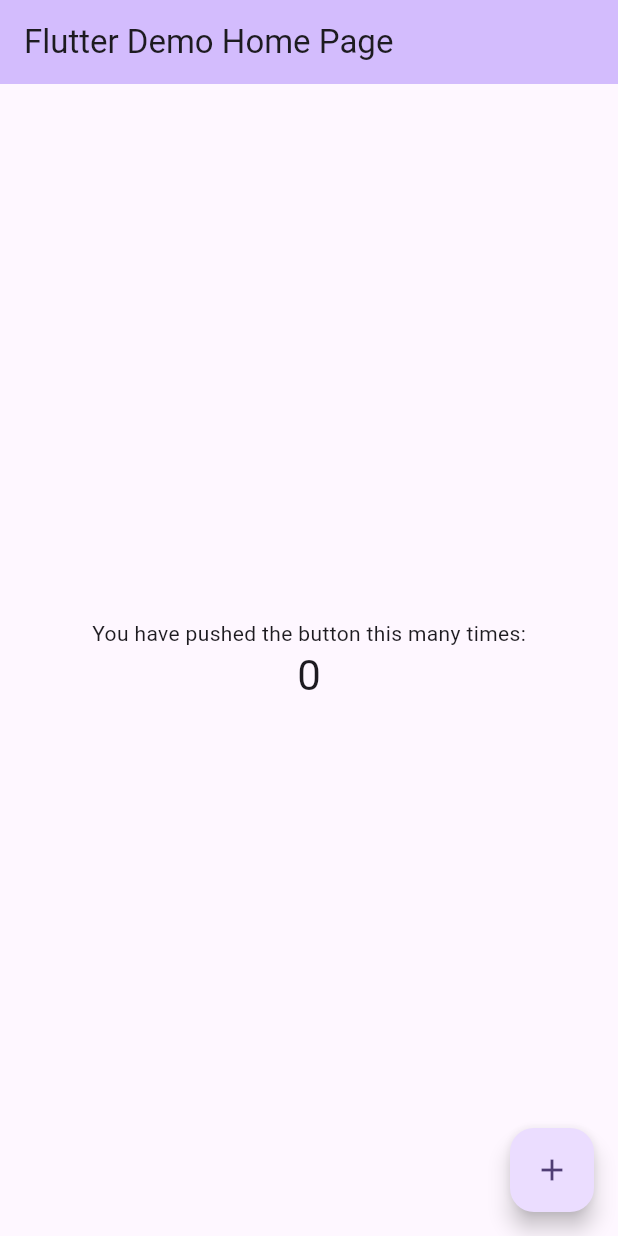
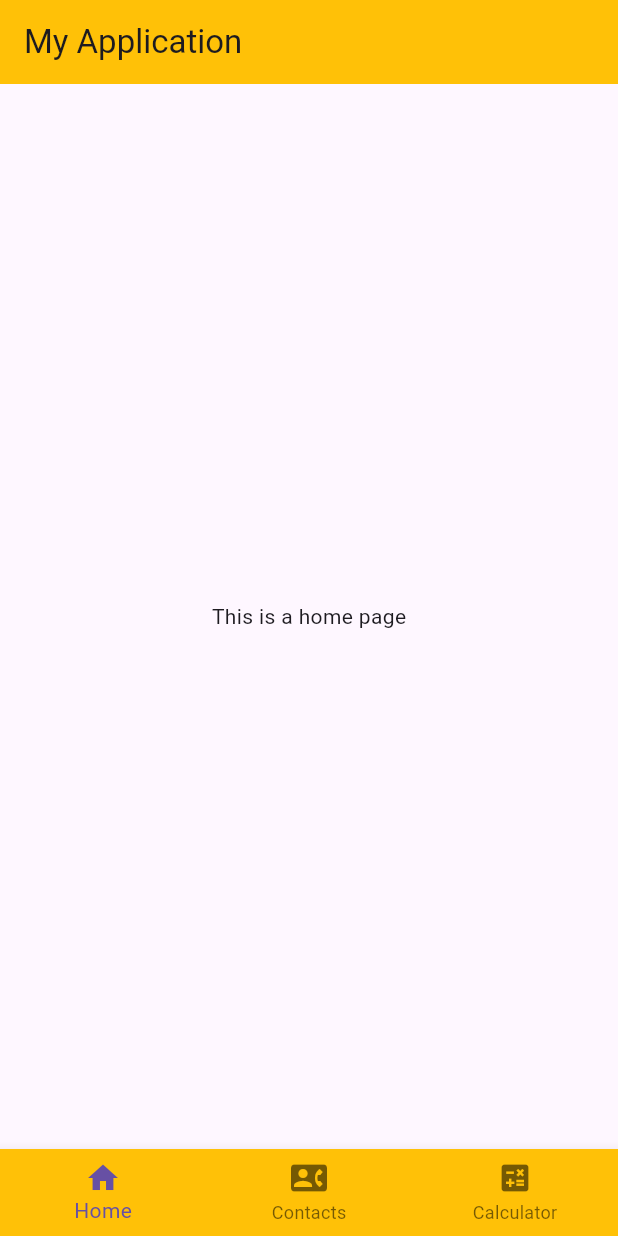
Before and after one commit to Webamz/learning_flutter_2, a Flutter app: the screen it shows after launch, on a phone screen of 412 x 824 dp. Run offline on Flutter 3.47's test engine with Material 3 defaults, Android fonts, the phone set to English and light mode, and no system bars.

```diff
--- /dev/null
+++ b/learning_flutter_2/lib/home_page.dart
@@ -0,0 +1,14 @@
+import 'package:flutter/material.dart';
+
+class HomePage extends StatelessWidget {
+  const HomePage({super.key});
+
+  @override
+  Widget build(BuildContext context) {
+    return const Scaffold(
+      body: Center(
+        child: Text("This is a home page"),
+      ),
+    );
+  }
+}
--- a/learning_flutter_2/lib/main.dart
+++ b/learning_flutter_2/lib/main.dart
@@ -1,4 +1,6 @@
 import 'package:flutter/material.dart';
+import 'package:learning_flutter_2/main_page.dart';
+// import 'package:learninng_flutter_1/contacts_page.dart';
 
 void main() {
   runApp(const MyApp());
@@ -7,119 +9,10 @@ void main() {
 class MyApp extends StatelessWidget {
   const MyApp({super.key});
 
-  // This widget is the root of your application.
   @override
   Widget build(BuildContext context) {
-    return MaterialApp(
-      title: 'Flutter Demo',
-      theme: ThemeData(
-        // This is the theme of your application.
-        //
-        // TRY THIS: Try running your application with "flutter run". You'll see
-        // the application has a purple toolbar. Then, without quitting the app,
-        // try changing the seedColor in the colorScheme below to Colors.green
-        // and then invoke "hot reload" (save your changes or press the "hot
-        // reload" button in a Flutter-supported IDE, or press "r" if you used
-        // the command line to start the app).
-        //
-        // Notice that the counter didn't reset back to zero; the application
-        // state is not lost during the reload. To reset the state, use hot
-        // restart instead.
-        //
-        // This works for code too, not just values: Most code changes can be
-        // tested with just a hot reload.
-        colorScheme: ColorScheme.fromSeed(seedColor: Colors.deepPurple),
-        useMaterial3: true,
-      ),
-      home: const MyHomePage(title: 'Flutter Demo Home Page'),
+    return const MaterialApp(
+      home: MainPage(),
     );
   }
 }
-
-class MyHomePage extends StatefulWidget {
-  const MyHomePage({super.key, required this.title});
-
-  // This widget is the home page of your application. It is stateful, meaning
-  // that it has a State object (defined below) that contains fields that affect
-  // how it looks.
-
-  // This class is the configuration for the state. It holds the values (in this
-  // case the title) provided by the parent (in this case the App widget) and
-  // used by the build method of the State. Fields in a Widget subclass are
-  // always marked "final".
-
-  final String title;
-
-  @override
-  State<MyHomePage> createState() => _MyHomePageState();
-}
-
-class _MyHomePageState extends State<MyHomePage> {
-  int _counter = 0;
-
-  void _incrementCounter() {
-    setState(() {
-      // This call to setState tells the Flutter framework that something has
-      // changed in this State, which causes it to rerun the build method below
-      // so that the display can reflect the updated values. If we changed
-      // _counter without calling setState(), then the build method would not be
-      // called again, and so nothing would appear to happen.
-      _counter++;
-    });
-  }
-
-  @override
-  Widget build(BuildContext context) {
-    // This method is rerun every time setState is called, for instance as done
-    // by the _incrementCounter method above.
-    //
-    // The Flutter framework has been optimized to make rerunning build methods
-    // fast, so that you can just rebuild anything that needs updating rather
-    // than having to individually change instances of widgets.
-    return Scaffold(
-      appBar: AppBar(
-        // TRY THIS: Try changing the color here to a specific color (to
-        // Colors.amber, perhaps?) and trigger a hot reload to see the AppBar
-        // change color while the other colors stay the same.
-        backgroundColor: Theme.of(context).colorScheme.inversePrimary,
-        // Here we take the value from the MyHomePage object that was created by
-        // the App.build method, and use it to set our appbar title.
-        title: Text(widget.title),
-      ),
-      body: Center(
-        // Center is a layout widget. It takes a single child and positions it
-        // in the middle of the parent.
-        child: Column(
-          // Column is also a layout widget. It takes a list of children and
-          // arranges them vertically. By default, it sizes itself to fit its
-          // children horizontally, and tries to be as tall as its parent.
-          //
-          // Column has various properties to control how it sizes itself and
-          // how it positions its children. Here we use mainAxisAlignment to
-          // center the children vertically; the main axis here is the vertical
-          // axis because Columns are vertical (the cross axis would be
-          // horizontal).
-          //
-          // TRY THIS: Invoke "debug painting" (choose the "Toggle Debug Paint"
-          // action in the IDE, or press "p" in the console), to see the
-          // wireframe for each widget.
-          mainAxisAlignment: MainAxisAlignment.center,
-          children: <Widget>[
-            const Text(
-              'You have pushed the button this many times:',
-            ),
-            Text(
-              '$_counter',
-              style: Theme.of(context).textTheme.headlineMedium,
-            ),
-          ],
-        ),
-      ),
-      floatingActionButton: FloatingActionButton(
-        onPressed: _incrementCounter,
-        tooltip: 'Increment',
-        child: const Icon(Icons.add),
-      ), // This trailing comma makes auto-formatting nicer for build methods.
-    );
-  }
-}
--- /dev/null
+++ b/learning_flutter_2/lib/main_page.dart
@@ -0,0 +1,47 @@
+import 'package:flutter/material.dart';
+import 'package:learning_flutter_2/calculator_screen.dart';
+import 'package:learning_flutter_2/contacts_page.dart';
+import 'package:learning_flutter_2/home_page.dart';
+
+class MainPage extends StatefulWidget {
+  const MainPage({super.key});
+
+  @override
+  State<MainPage> createState() => _MainPageState();
+}
+
+class _MainPageState extends State<MainPage> {
+  int currentIndex = 0;
+  @override
+  Widget build(BuildContext context) {
+    return Scaffold(
+      appBar: AppBar(
+        backgroundColor: Colors.amber,
+        title: const Text("My Application"),
+      ),
+      body: pages[currentIndex],
+      bottomNavigationBar: BottomNavigationBar(
+        items: const [
+          BottomNavigationBarItem(icon: Icon(Icons.home), label: "Home"),
+          BottomNavigationBarItem(
+              icon: Icon(Icons.contact_phone), label: "Contacts"),
+          BottomNavigationBarItem(
+              icon: Icon(Icons.calculate), label: "Calculator"),
+        ],
+        currentIndex: currentIndex,
+        onTap: (index) {
+          setState(() {
+            currentIndex = index;
+          });
+        },
+        backgroundColor: Colors.amber,
+      ),
+    );
+  }
+
+  final pages = [
+    const HomePage(),
+    const ContactsPage(),
+    const CalculatorScreen(),
+  ];
+}
--- a/learning_flutter_2/pubspec.yaml
+++ b/learning_flutter_2/pubspec.yaml
@@ -59,8 +59,8 @@ flutter:
   uses-material-design: true
 
   # To add assets to your application, add an assets section, like this:
-  # assets:
-  #   - images/a_dot_burr.jpeg
+  assets:
+    - assets/images/
   #   - images/a_dot_ham.jpeg
 
   # An image asset can refer to one or more resolution-specific "variants", see
```
Also changed, not shown: learning_flutter_2/lib/button_values.dart (added, +46 -0 lines), learning_flutter_2/lib/calculator_screen.dart (added, +240 -0 lines), learning_flutter_2/lib/contacts_page.dart (added, +38 -0 lines), learning_flutter_2/assets/images/user.png (added), learning_flutter_2/pubspec.lock (added), 7 other files.
